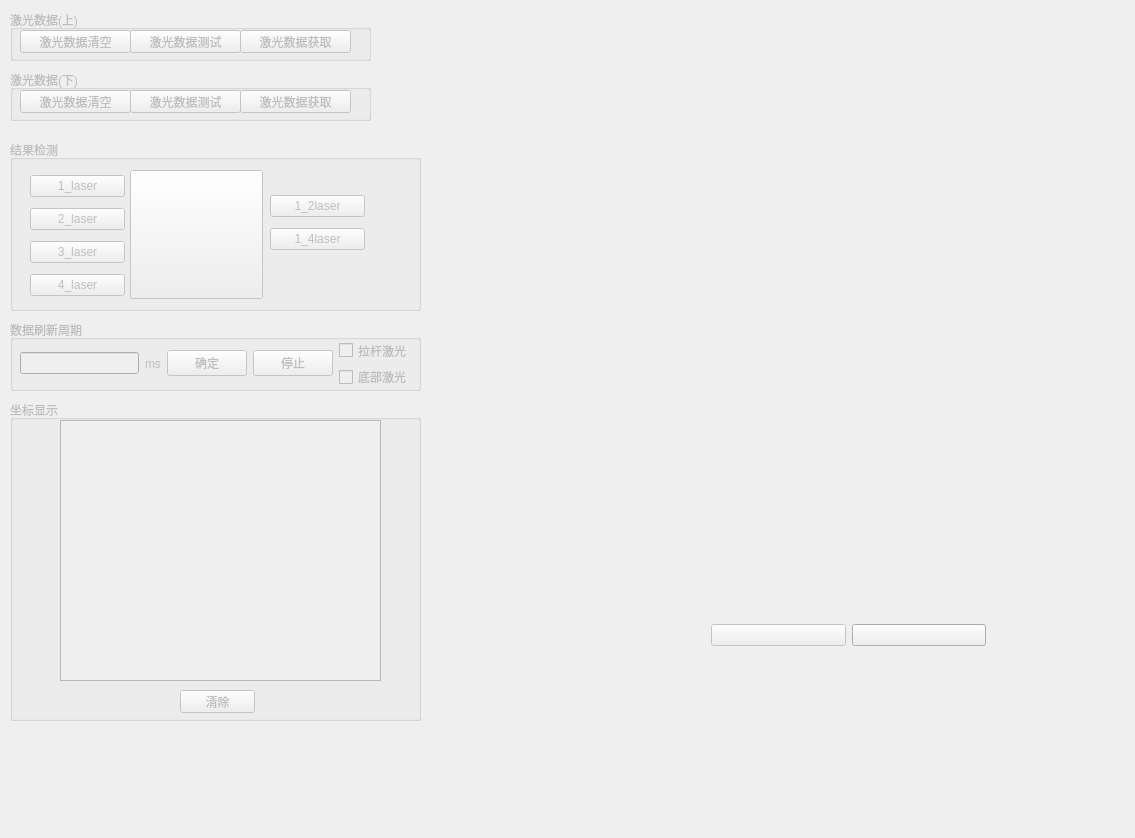
joeaaron/AutoCalib, file src/gui/ui/laserwidget.ui: the form before one commit.
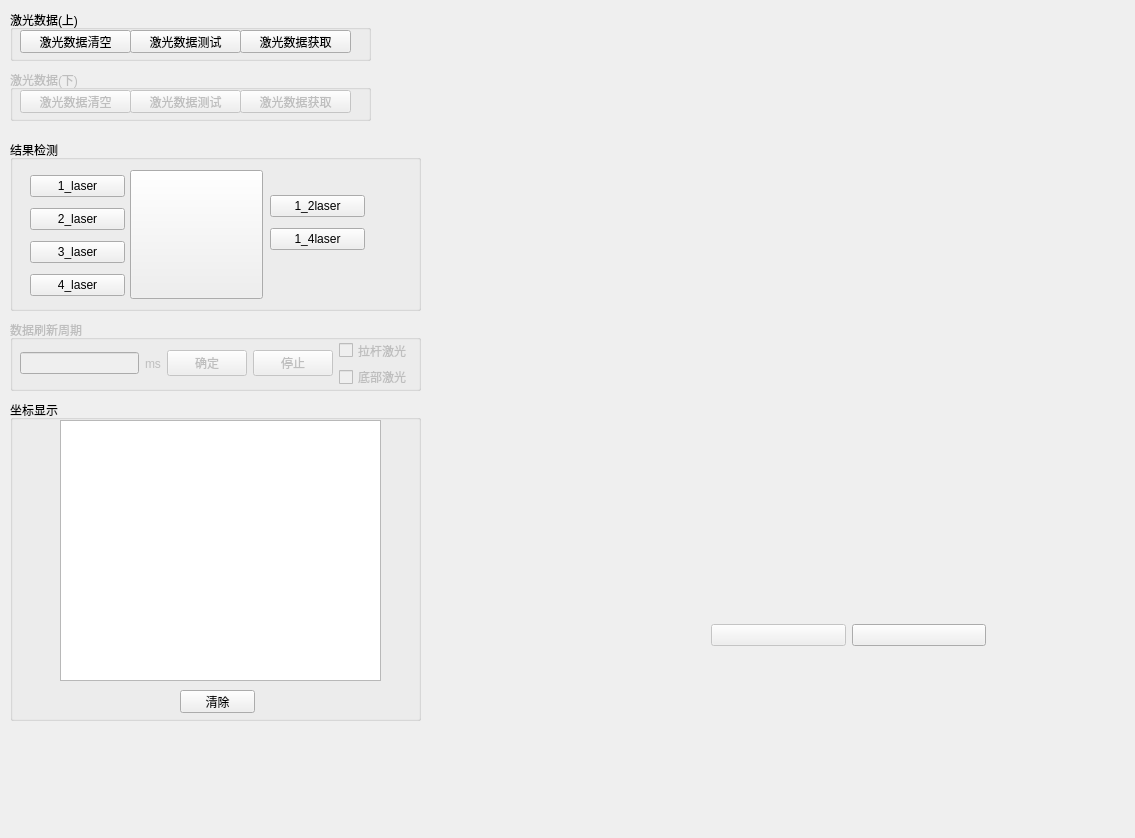
The form after the commit. Icons and pictures are not drawn.

```diff
--- a/src/gui/ui/laserwidget.ui
+++ b/src/gui/ui/laserwidget.ui
@@ -15,7 +15,7 @@
   </property>
   <widget class="QGroupBox" name="groupBox">
    <property name="enabled">
-    <bool>false</bool>
+    <bool>true</bool>
    </property>
    <property name="geometry">
     <rect>
@@ -191,7 +191,7 @@
   </widget>
   <widget class="QGroupBox" name="groupBox_2">
    <property name="enabled">
-    <bool>false</bool>
+    <bool>true</bool>
    </property>
    <property name="geometry">
     <rect>
@@ -297,7 +297,7 @@
   </widget>
   <widget class="QGroupBox" name="groupBox_4">
    <property name="enabled">
-    <bool>false</bool>
+    <bool>true</bool>
    </property>
    <property name="geometry">
     <rect>
```
